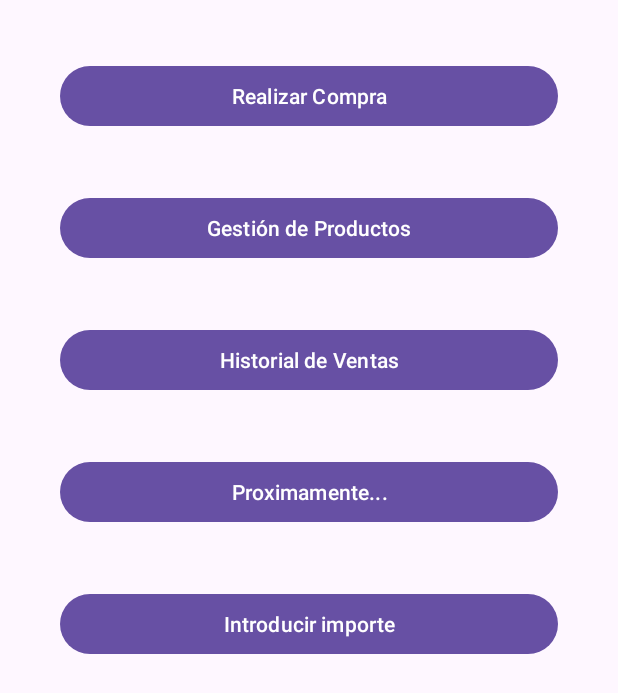
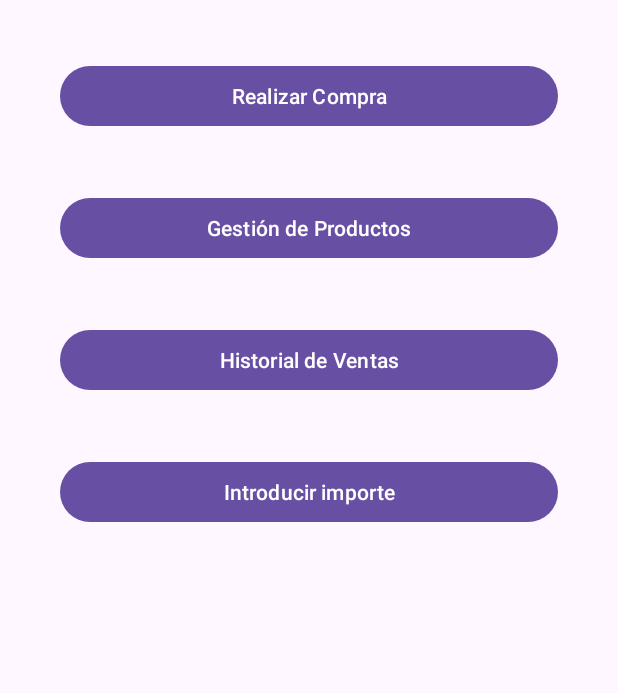
Before and after one commit to HectorFC67/LaboralKutxaTPV, an Android app: the fragment FirstFragment shown on its own in the app's theme, on a phone screen of 412 x 824 dp. Shown: the top 693 px of the screen. Run offline under Robolectric (Android 15) with nearby library versions, the phone set to English and light mode, and no system bars; 1 statement that could not run was skipped.

Commit message:
SinBotonProximamente

```diff
--- a/app/src/main/java/com/example/laboralkutxatpv/FirstFragment.kt
+++ b/app/src/main/java/com/example/laboralkutxatpv/FirstFragment.kt
@@ -44,11 +44,6 @@ class FirstFragment : Fragment() {
         }
 
         // Historial de Ventas
-        binding.buttonHistorial.setOnClickListener {
-            val intent = Intent(requireContext(), QRCodeScannerActivity::class.java)
-            startActivity(intent)
-        }
-        // Historial de Ventas
         binding.buttonPagarDirecto.setOnClickListener {
             val intent = Intent(requireContext(), IntroducirPago2::class.java)
             startActivityForResult(intent, REQUEST_CODE_INTRODUCIR_PAGO)
--- a/app/src/main/res/layout/fragment_first.xml
+++ b/app/src/main/res/layout/fragment_first.xml
@@ -34,13 +34,6 @@
             android:layout_marginBottom="40dp" />
 
         <Button
-            android:id="@+id/button_historial"
-            android:layout_width="match_parent"
-            android:layout_height="wrap_content"
-            android:text="Proximamente..."
-            android:layout_marginBottom="40dp" />
-
-        <Button
                 android:id="@+id/buttonPagarDirecto"
                 android:layout_width="match_parent"
                 android:layout_height="wrap_content"
```
